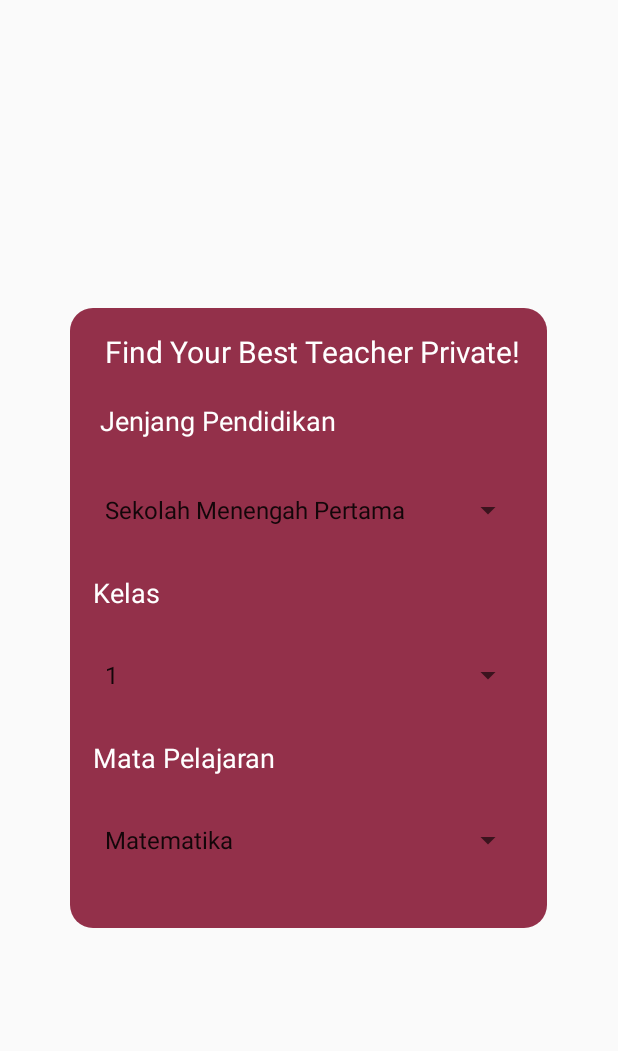
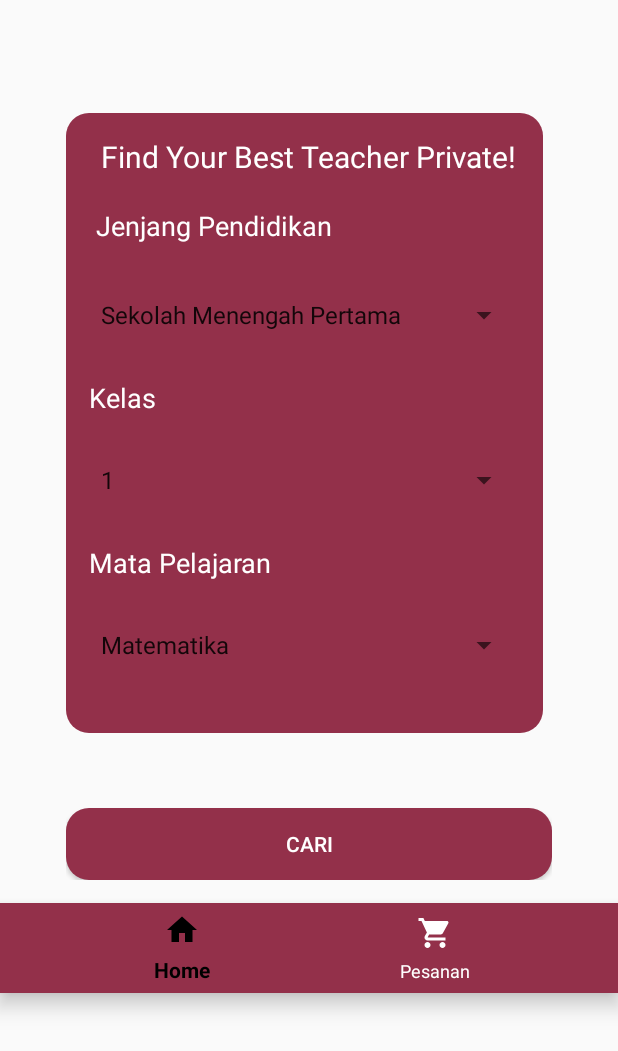
Before and after one commit to kevinganing1/PesanGuru, an Android app: the layout activity_menu_utama.xml on its own in the app's theme, with its tools: preview values and no code run, on a phone screen of 412 x 824 dp. Shown: the top 1051 px of the screen. Run offline under Robolectric (Android 15) with nearby library versions, the light colour scheme and no system bars; Roboto replaces fonts that are not available here.

Commit message:
Update SDK To 22

```diff
--- a/app/build.gradle
+++ b/app/build.gradle
@@ -30,4 +30,5 @@ dependencies {
     androidTestImplementation 'androidx.test.ext:junit:1.1.2'
     androidTestImplementation 'androidx.test.espresso:espresso-core:3.3.0'
 
+    implementation 'com.android.support:design:30.0.0'
 }
--- a/app/src/main/AndroidManifest.xml
+++ b/app/src/main/AndroidManifest.xml
@@ -9,14 +9,14 @@
         android:roundIcon="@mipmap/ic_launcher_round"
         android:supportsRtl="true"
         android:theme="@style/AppTheme">
-        <activity android:name=".KeranjangPesanan"> </activity>
+        <activity android:name=".RatingGuru"></activity>
+        <activity android:name=".KeranjangPesanan"></activity>
         <activity android:name=".LihatPesanan" />
         <activity android:name=".TampilGuruBayar" />
         <activity android:name=".TampilkanGuru" />
         <activity android:name=".Guru" />
         <activity android:name=".MenuUtama" />
         <activity android:name=".MainActivity">
-
             <intent-filter>
                 <action android:name="android.intent.action.MAIN" />
 
--- a/app/src/main/java/com/example/tugasakhirpab/MenuUtama.java
+++ b/app/src/main/java/com/example/tugasakhirpab/MenuUtama.java
@@ -6,6 +6,7 @@ import android.os.Bundle;
 import android.view.View;
 import android.widget.AdapterView;
 import android.widget.ArrayAdapter;
+import android.widget.RatingBar;
 import android.widget.Spinner;
 import android.widget.Toast;
 import android.content.Intent;
@@ -47,4 +48,8 @@ public class MenuUtama extends AppCompatActivity implements AdapterView.OnItemSe
     public void onNothingSelected(AdapterView<?> parent) {
 
     }
+
+    public void TampilkanGuru(View view) {
+        startActivity(new Intent(MenuUtama.this, TampilkanGuru.class));
+    }
 }
--- /dev/null
+++ b/app/src/main/res/drawable/color_state.xml
@@ -0,0 +1,9 @@
+<?xml version="1.0" encoding="utf-8"?>
+<selector xmlns:android="http://schemas.android.com/apk/res/android">
+    <item
+        android:color="@android:color/black" android:state_checked="true"/>
+
+    <item
+        android:color="@android:color/white"
+        android:state_checked="false"/>
+</selector>
--- /dev/null
+++ b/app/src/main/res/drawable/ic_baseline_shopping_cart_24.xml
@@ -0,0 +1,10 @@
+<vector xmlns:android="http://schemas.android.com/apk/res/android"
+    android:width="24dp"
+    android:height="24dp"
+    android:viewportWidth="24"
+    android:viewportHeight="24"
+    android:tint="?attr/colorControlNormal">
+  <path
+      android:fillColor="@android:color/white"
+      android:pathData="M7,18c-1.1,0 -1.99,0.9 -1.99,2S5.9,22 7,22s2,-0.9 2,-2 -0.9,-2 -2,-2zM1,2v2h2l3.6,7.59 -1.35,2.45c-0.16,0.28 -0.25,0.61 -0.25,0.96 0,1.1 0.9,2 2,2h12v-2L7.42,15c-0.14,0 -0.25,-0.11 -0.25,-0.25l0.03,-0.12 0.9,-1.63h7.45c0.75,0 1.41,-0.41 1.75,-1.03l3.58,-6.49c0.08,-0.14 0.12,-0.31 0.12,-0.48 0,-0.55 -0.45,-1 -1,-1L5.21,4l-0.94,-2L1,2zM17,18c-1.1,0 -1.99,0.9 -1.99,2s0.89,2 1.99,2 2,-0.9 2,-2 -0.9,-2 -2,-2z"/>
+</vector>
--- /dev/null
+++ b/app/src/main/res/drawable/ic_home.xml
@@ -0,0 +1,10 @@
+<vector xmlns:android="http://schemas.android.com/apk/res/android"
+    android:width="24dp"
+    android:height="24dp"
+    android:viewportWidth="24"
+    android:viewportHeight="24"
+    android:tint="?attr/colorControlNormal">
+  <path
+      android:fillColor="@android:color/white"
+      android:pathData="M10,20v-6h4v6h5v-8h3L12,3 2,12h3v8z"/>
+</vector>
--- a/app/src/main/res/layout/activity_menu_utama.xml
+++ b/app/src/main/res/layout/activity_menu_utama.xml
@@ -6,8 +6,15 @@
     android:layout_height="match_parent"
     xmlns:app="http://schemas.android.com/apk/res-auto"
     android:orientation="vertical"
-    android:gravity="center"
     tools:context=".MenuUtama">
+
+    <LinearLayout
+        android:layout_width="match_parent"
+        android:layout_height="wrap_content"
+        android:orientation="vertical"
+        android:layout_marginEnd="44dp"
+        android:layout_marginStart="44dp"
+        android:layout_marginTop="75dp">
 
     <LinearLayout
         android:layout_width="318dp"
@@ -82,6 +89,26 @@
         </LinearLayout>
 
     </LinearLayout>
+        <Button
+            android:id="@+id/button"
+            android:layout_width="match_parent"
+            android:layout_height="wrap_content"
+            android:layout_marginTop="50dp"
+            android:background="@drawable/custom_1"
+            android:textColor="#FFFF"
+            android:onClick="TampilkanGuru"
+            android:text="Cari" />
 
+    </LinearLayout>
+
+    <com.google.android.material.bottomnavigation.BottomNavigationView
+        android:layout_width="match_parent"
+        android:layout_height="60dp"
+        android:layout_alignParentBottom="true"
+        android:layout_marginTop="15dp"
+        android:background="#93304a"
+        app:menu="@menu/menu_bottom"
+        app:itemTextColor="@drawable/color_state"
+        app:itemIconTint="@drawable/color_state"/>
 
 </LinearLayout>
--- a/app/src/main/res/layout/activity_tampilkan_guru.xml
+++ b/app/src/main/res/layout/activity_tampilkan_guru.xml
@@ -6,4 +6,6 @@
     android:layout_height="match_parent"
     tools:context=".TampilkanGuru">
 
+
+
 </androidx.constraintlayout.widget.ConstraintLayout>
--- /dev/null
+++ b/app/src/main/res/menu/menu_bottom.xml
@@ -0,0 +1,10 @@
+<?xml version="1.0" encoding="utf-8"?>
+<menu xmlns:android="http://schemas.android.com/apk/res/android">
+        <item
+            android:title="Home"
+            android:icon="@drawable/ic_home"/>
+        <item
+            android:title="Pesanan"
+            android:icon="@drawable/ic_baseline_shopping_cart_24"/>
+
+</menu>
--- a/app/src/main/res/values/styles.xml
+++ b/app/src/main/res/values/styles.xml
@@ -1,10 +1,11 @@
 <resources>
     <!-- Base application theme. -->
-    <style name="AppTheme" parent="Theme.AppCompat.Light.DarkActionBar">
+    <style name="AppTheme" parent="Theme.AppCompat.Light.NoActionBar">
         <!-- Customize your theme here. -->
         <item name="colorPrimary">@color/colorPrimary</item>
         <item name="colorPrimaryDark">@color/colorPrimaryDark</item>
         <item name="colorAccent">@color/colorAccent</item>
     </style>
 
+
 </resources>
```
Also changed, not shown: app/src/main/java/com/example/tugasakhirpab/RatingGuru.java (added, +36 -0 lines), app/src/main/res/layout/activity_rating_guru.xml (added, +58 -0 lines), app/src/main/res/drawable/rate.png (added).
